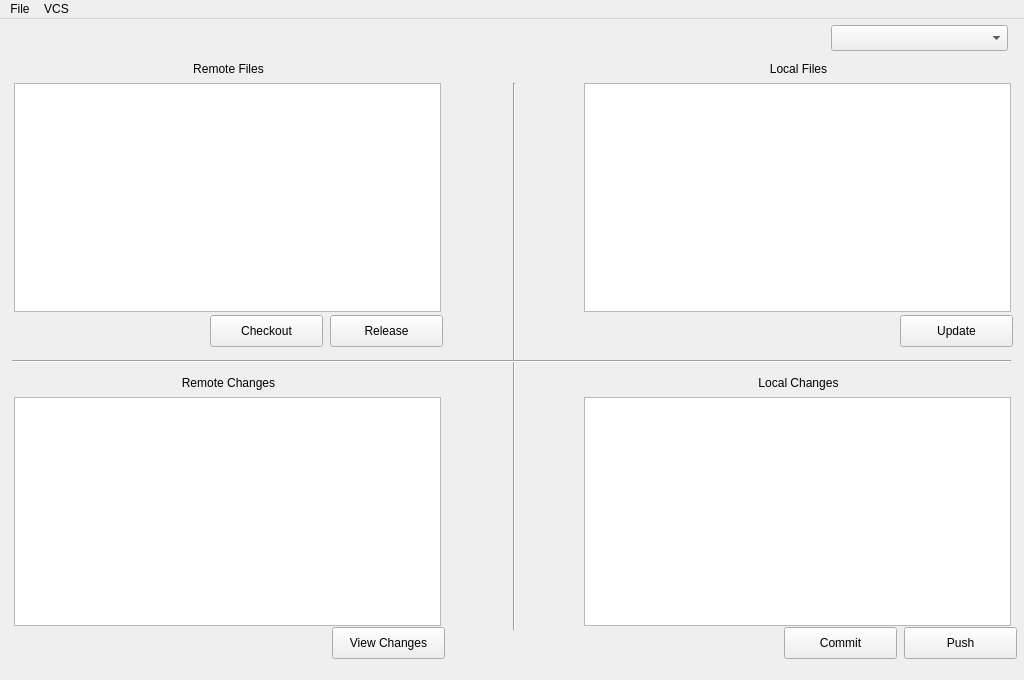
minorsecond/ivcs, file gui/ivcs_mainwindow.ui: the form before one commit.
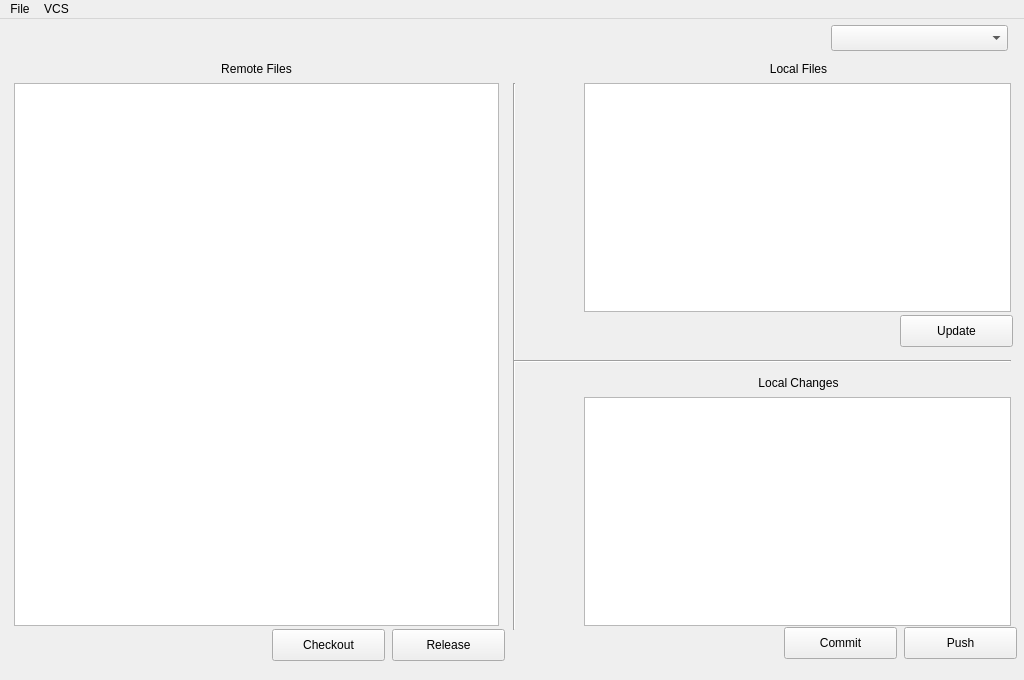
The form after the commit.

Commit message: -> Removed unused "View Remote Changes" list and expanded remote files list.

The edit to the form file:
```diff
--- a/gui/ivcs_mainwindow.ui
+++ b/gui/ivcs_mainwindow.ui
@@ -19,7 +19,7 @@
      <rect>
       <x>14</x>
       <y>42</y>
-      <width>429</width>
+      <width>485</width>
       <height>16</height>
      </rect>
     </property>
@@ -62,8 +62,8 @@
    <widget class="QPushButton" name="CheckoutButton">
     <property name="geometry">
      <rect>
-      <x>210</x>
-      <y>296</y>
+      <x>272</x>
+      <y>610</y>
       <width>113</width>
       <height>32</height>
      </rect>
@@ -75,9 +75,9 @@
    <widget class="Line" name="line_2">
     <property name="geometry">
      <rect>
-      <x>12</x>
+      <x>514</x>
       <y>334</y>
-      <width>999</width>
+      <width>497</width>
       <height>16</height>
      </rect>
     </property>
@@ -101,22 +101,6 @@
      <set>Qt::AlignCenter</set>
     </property>
    </widget>
-   <widget class="QLabel" name="LocalChanges_2">
-    <property name="geometry">
-     <rect>
-      <x>14</x>
-      <y>356</y>
-      <width>429</width>
-      <height>16</height>
-     </rect>
-    </property>
-    <property name="text">
-     <string>Remote Changes</string>
-    </property>
-    <property name="alignment">
-     <set>Qt::AlignCenter</set>
-    </property>
-   </widget>
    <widget class="QPushButton" name="PushButton">
     <property name="geometry">
      <rect>
@@ -143,19 +127,6 @@
      <string>Commit</string>
     </property>
    </widget>
-   <widget class="QPushButton" name="ViewRemoteCommitButton">
-    <property name="geometry">
-     <rect>
-      <x>332</x>
-      <y>608</y>
-      <width>113</width>
-      <height>32</height>
-     </rect>
-    </property>
-    <property name="text">
-     <string>View Changes</string>
-    </property>
-   </widget>
    <widget class="QListView" name="LocalFileListVIew">
     <property name="geometry">
      <rect>
@@ -166,16 +137,6 @@
      </rect>
     </property>
    </widget>
-   <widget class="QListView" name="RemoteChangesListView">
-    <property name="geometry">
-     <rect>
-      <x>14</x>
-      <y>378</y>
-      <width>427</width>
-      <height>229</height>
-     </rect>
-    </property>
-   </widget>
    <widget class="QListView" name="LocalChangesListView">
     <property name="geometry">
      <rect>
@@ -215,8 +176,8 @@
    <widget class="QPushButton" name="ReleaseButton">
     <property name="geometry">
      <rect>
-      <x>330</x>
-      <y>296</y>
+      <x>392</x>
+      <y>610</y>
       <width>113</width>
       <height>32</height>
      </rect>
@@ -230,8 +191,8 @@
      <rect>
       <x>14</x>
       <y>64</y>
-      <width>427</width>
-      <height>229</height>
+      <width>485</width>
+      <height>543</height>
      </rect>
     </property>
    </widget>
```
